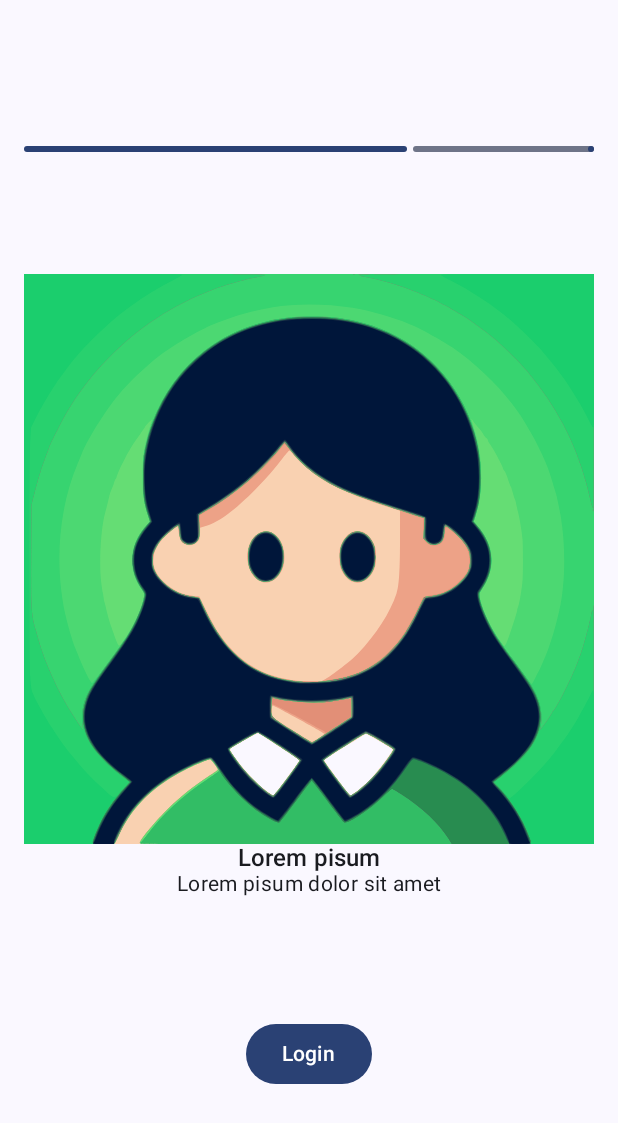
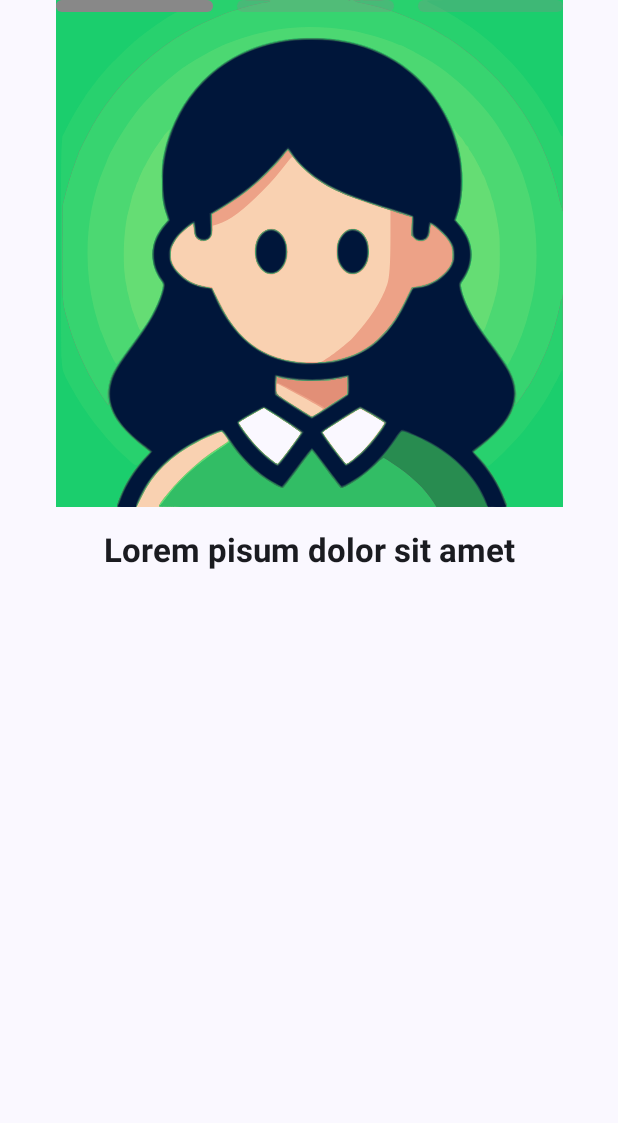
Before and after one commit to Planet-Pulse-Academy/PlanetPulse-Academy, an Android app built with Jetpack Compose: the composable OnboardingScreen shown on its own in the app's theme, after a tap on "Skip", on a phone screen of 412 x 824 dp. Shown: the top 1123 px of the screen. Run offline under Robolectric (Android 15) with nearby library versions, the phone set to English and light mode, and no system bars; our stand-ins replace Dagger/Hilt's generated code, constraintlayout-compose; 8 statements that could not run were skipped; 1 other tap on this screen came first.

Commit message:
Onboarding ui update

```diff
--- /dev/null
+++ b/app/src/main/java/com/ufovanguard/planetpulseacademy/foundation/extension/ModifierExt.kt
@@ -0,0 +1,44 @@
+package com.ufovanguard.planetpulseacademy.foundation.extension
+
+import androidx.compose.foundation.ExperimentalFoundationApi
+import androidx.compose.foundation.pager.PagerState
+import androidx.compose.ui.Modifier
+import androidx.compose.ui.draw.drawBehind
+import androidx.compose.ui.geometry.CornerRadius
+import androidx.compose.ui.geometry.RoundRect
+import androidx.compose.ui.graphics.Color
+import androidx.compose.ui.graphics.Path
+import androidx.compose.ui.graphics.graphicsLayer
+import androidx.compose.ui.unit.dp
+
+/**
+ * @param distance the width of the indicator + the spacing
+ */
+@OptIn(ExperimentalFoundationApi::class)
+fun Modifier.slidingLineTransition(pagerState: PagerState, distance: Float) =
+	graphicsLayer {
+		val scrollPosition = pagerState.currentPage + pagerState.currentPageOffsetFraction
+		translationX = scrollPosition * distance
+	}
+
+@OptIn(ExperimentalFoundationApi::class)
+fun Modifier.wormTransition(
+	pagerState: PagerState,
+	color: Color
+) = drawBehind {
+		val distance = size.width + 10.dp.roundToPx()
+		val scrollPosition = pagerState.currentPage + pagerState.currentPageOffsetFraction
+		val wormOffset = (scrollPosition % 1) * 2
+
+		val xPos = scrollPosition.toInt() * distance
+		val head = xPos + distance * 0f.coerceAtLeast(wormOffset - 1)
+		val tail = xPos + size.width + 1f.coerceAtMost(wormOffset) * distance
+
+		val worm = RoundRect(
+			head, 0f, tail, size.height,
+			CornerRadius(50f)
+		)
+
+		val path = Path().apply { addRoundRect(worm) }
+		drawPath(path = path, color = color)
+	}
--- a/app/src/main/java/com/ufovanguard/planetpulseacademy/ui/onboarding/OnboardingScreen.kt
+++ b/app/src/main/java/com/ufovanguard/planetpulseacademy/ui/onboarding/OnboardingScreen.kt
@@ -1,18 +1,24 @@
 package com.ufovanguard.planetpulseacademy.ui.onboarding
 
+import androidx.compose.animation.core.tween
 import androidx.compose.foundation.ExperimentalFoundationApi
 import androidx.compose.foundation.Image
 import androidx.compose.foundation.background
 import androidx.compose.foundation.layout.Arrangement
+import androidx.compose.foundation.layout.Box
+import androidx.compose.foundation.layout.BoxWithConstraints
 import androidx.compose.foundation.layout.Column
+import androidx.compose.foundation.layout.Row
 import androidx.compose.foundation.layout.aspectRatio
+import androidx.compose.foundation.layout.fillMaxHeight
 import androidx.compose.foundation.layout.fillMaxSize
 import androidx.compose.foundation.layout.fillMaxWidth
 import androidx.compose.foundation.layout.padding
+import androidx.compose.foundation.layout.size
 import androidx.compose.foundation.pager.HorizontalPager
 import androidx.compose.foundation.pager.rememberPagerState
+import androidx.compose.foundation.shape.CircleShape
 import androidx.compose.material3.Button
-import androidx.compose.material3.LinearProgressIndicator
 import androidx.compose.material3.LocalContentColor
 import androidx.compose.material3.MaterialTheme
 import androidx.compose.material3.Text
@@ -22,15 +28,22 @@
 import androidx.compose.runtime.rememberCoroutineScope
 import androidx.compose.ui.Alignment
 import androidx.compose.ui.Modifier
+import androidx.compose.ui.graphics.Color
+import androidx.compose.ui.layout.layoutId
+import androidx.compose.ui.platform.LocalDensity
 import androidx.compose.ui.res.painterResource
+import androidx.compose.ui.text.font.FontWeight
 import androidx.compose.ui.text.style.TextAlign
 import androidx.compose.ui.tooling.preview.Preview
 import androidx.compose.ui.unit.dp
+import androidx.constraintlayout.compose.ConstraintLayout
+import androidx.constraintlayout.compose.ConstraintSet
 import androidx.lifecycle.compose.collectAsStateWithLifecycle
 import com.ufovanguard.planetpulseacademy.R
 import com.ufovanguard.planetpulseacademy.data.Destination
 import com.ufovanguard.planetpulseacademy.data.Destinations
 import com.ufovanguard.planetpulseacademy.foundation.base.ui.BaseScreenWrapper
+import com.ufovanguard.planetpulseacademy.foundation.extension.slidingLineTransition
 import com.ufovanguard.planetpulseacademy.foundation.theme.PlanetPulseAcademyTheme
 import kotlinx.coroutines.launch
 
@@ -48,13 +61,12 @@
 	}
 }
 
-@Preview
+//@Preview
 @Composable
 private fun OnboardingPagePreview() {
 	PlanetPulseAcademyTheme {
 		OnboardingPage(
-			text = "Lorem pisum dolor sit amet",
-			title = "Lorem pisum",
+			title = "Lorem pisum dolor sit amet",
 			imageRes = R.drawable.ic_app,
 			modifier = Modifier
 				.background(MaterialTheme.colorScheme.background)
@@ -71,13 +83,20 @@
 	val state by viewModel.state.collectAsStateWithLifecycle()
 
 	BaseScreenWrapper(viewModel = viewModel) { scaffoldPadding ->
+		Box(
+			contentAlignment = Alignment.Center,
+			modifier = Modifier
+				.fillMaxSize()
+		) {
 			OnboardingScreenContent(
 				state = state,
 				navigateTo = navigateTo,
 				modifier = Modifier
-				.fillMaxSize()
+					.fillMaxWidth(0.82f)
+					.fillMaxHeight()
 					.padding(scaffoldPadding)
 			)
+		}
 	}
 
 }
@@ -96,69 +115,151 @@
 		pageCount = { 3 }
 	)
 
-	Column(
-		horizontalAlignment = Alignment.CenterHorizontally,
-		verticalArrangement = Arrangement.SpaceEvenly,
-		modifier = modifier
-			.padding(16.dp)
-	) {
-		LinearProgressIndicator(
-			progress = { pagerState.currentPage / pagerState.pageCount.toFloat() },
-			modifier = Modifier
-				.fillMaxWidth()
+	val constraintSet = ConstraintSet {
+		val (
+			pager,
+			pagerIndicator,
+			buttons
+		) = createRefsFor(
+			"pager",
+			"pagerIndicator",
+			"buttons"
 		)
 
-		HorizontalPager(state = pagerState) { page ->
+		constrain(pager) {
+			top.linkTo(parent.top)
+			bottom.linkTo(pagerIndicator.top)
+
+			centerHorizontallyTo(parent)
+		}
+
+		constrain(pagerIndicator) {
+			top.linkTo(pager.bottom)
+			bottom.linkTo(buttons.top)
+
+			centerHorizontallyTo(parent)
+		}
+
+		constrain(buttons) {
+			bottom.linkTo(parent.bottom)
+			top.linkTo(pagerIndicator.bottom)
+
+			centerHorizontallyTo(pager)
+		}
+	}
+
+	ConstraintLayout(
+		constraintSet = constraintSet,
+		modifier = modifier
+	) {
+		HorizontalPager(
+			state = pagerState,
+			modifier = Modifier
+				.layoutId("pager")
+		) { page ->
 			when (page) {
 				0 -> OnboardingPage(
-					text = "Lorem pisum dolor sit amet",
-					title = "Lorem",
+					title = "Lorem pisum dolor sit amet",
 					imageRes = R.drawable.ic_app,
 					modifier = Modifier
-						.weight(1f)
 				)
 				1 -> OnboardingPage(
-					text = "Lorem pisum dolor sit amet",
-					title = "Lorem pisum",
+					title = "Lorem pisum dolor sit amet",
 					imageRes = R.drawable.ic_app,
 					modifier = Modifier
-						.weight(1f)
 				)
 				2 -> OnboardingPage(
-					text = "Lorem pisum dolor sit amet",
-					title = "Lorem pisum",
+					title = "Lorem pisum dolor sit amet",
 					imageRes = R.drawable.ic_app,
 					modifier = Modifier
-						.weight(1f)
 				)
 			}
 		}
 
-		Column(verticalArrangement = Arrangement.spacedBy(8.dp)) {
+		BoxWithConstraints(
+			contentAlignment = Alignment.CenterStart,
+			modifier = Modifier
+				.layoutId("pagerIndicator")
+		) {
+			val spacing = 16.dp
+			val width = maxWidth / pagerState.pageCount - (spacing / 2)
+			val distance = with(LocalDensity.current) {
+				width.plus(spacing).toPx()
+			}
+
+			Row(
+				horizontalArrangement = Arrangement.spacedBy(spacing),
+				modifier = Modifier
+					.fillMaxWidth()
+					.layoutId("pagerIndicator")
+			) {
+				for (i in 0 until pagerState.pageCount) {
+					Box(
+						modifier = Modifier
+							.size(
+								width = width,
+								height = 8.dp
+							)
+							.background(
+								shape = CircleShape,
+								color = Color.Gray.copy(0.32f)
+							)
+					)
+				}
+			}
+
+			Box(
+				modifier = Modifier
+					.slidingLineTransition(pagerState, distance)
+					.size(
+						width = width,
+						height = 8.dp
+					)
+					.background(
+						shape = CircleShape,
+						color = Color.Gray
+					)
+			)
+		}
+
+		Column(
+			horizontalAlignment = Alignment.CenterHorizontally,
+			verticalArrangement = Arrangement.spacedBy(8.dp),
+			modifier = Modifier
+				.layoutId("buttons")
+		) {
 			Button(
+				shape = MaterialTheme.shapes.medium,
 				onClick = {
 					if (pagerState.currentPage == pagerState.pageCount - 1) {
 						navigateTo(Destinations.Auth.route)
 					} else {
 						coroutineScope.launch {
-							pagerState.animateScrollToPage(pagerState.currentPage + 1)
+							pagerState.animateScrollToPage(
+								page = pagerState.currentPage + 1,
+								animationSpec = tween(512)
+							)
 						}
 					}
-				}
+				},
+				modifier = Modifier
+					.fillMaxWidth()
 			) {
 				Text(if (pagerState.currentPage == pagerState.pageCount - 1) "Login" else "Next")
 			}
 
-			if (pagerState.currentPage < pagerState.pageCount - 1) {
 			TextButton(
+				enabled = pagerState.currentPage < pagerState.pageCount - 1,
+				shape = MaterialTheme.shapes.medium,
 				onClick = {
 					coroutineScope.launch {
 						pagerState.animateScrollToPage(pagerState.pageCount - 1)
 					}
-					}
+				},
+				modifier = Modifier
+					.fillMaxWidth()
 			) {
-					Text("Skip")
-				}
+				if (pagerState.currentPage < pagerState.pageCount - 1) Text("Skip")
 			}
 		}
 	}
@@ -166,7 +267,6 @@
 
 @Composable
 private fun OnboardingPage(
-	text: String,
 	title: String,
 	imageRes: Int,
 	modifier: Modifier = Modifier
@@ -174,7 +274,7 @@
 
 	Column(
 		horizontalAlignment = Alignment.CenterHorizontally,
-		verticalArrangement = Arrangement.SpaceEvenly,
+		verticalArrangement = Arrangement.spacedBy(16.dp),
 		modifier = modifier
 	) {
 		Image(
@@ -188,15 +288,8 @@
 		Text(
 			text = title,
 			textAlign = TextAlign.Center,
-			style = MaterialTheme.typography.titleMedium.copy(
-				color = LocalContentColor.current
-			)
-		)
-
-		Text(
-			text = text,
-			textAlign = TextAlign.Center,
-			style = MaterialTheme.typography.bodyMedium.copy(
+			style = MaterialTheme.typography.titleLarge.copy(
+				fontWeight = FontWeight.Bold,
 				color = LocalContentColor.current
 			)
 		)
```
Lines whose indentation alone changed are shown as unchanged.
